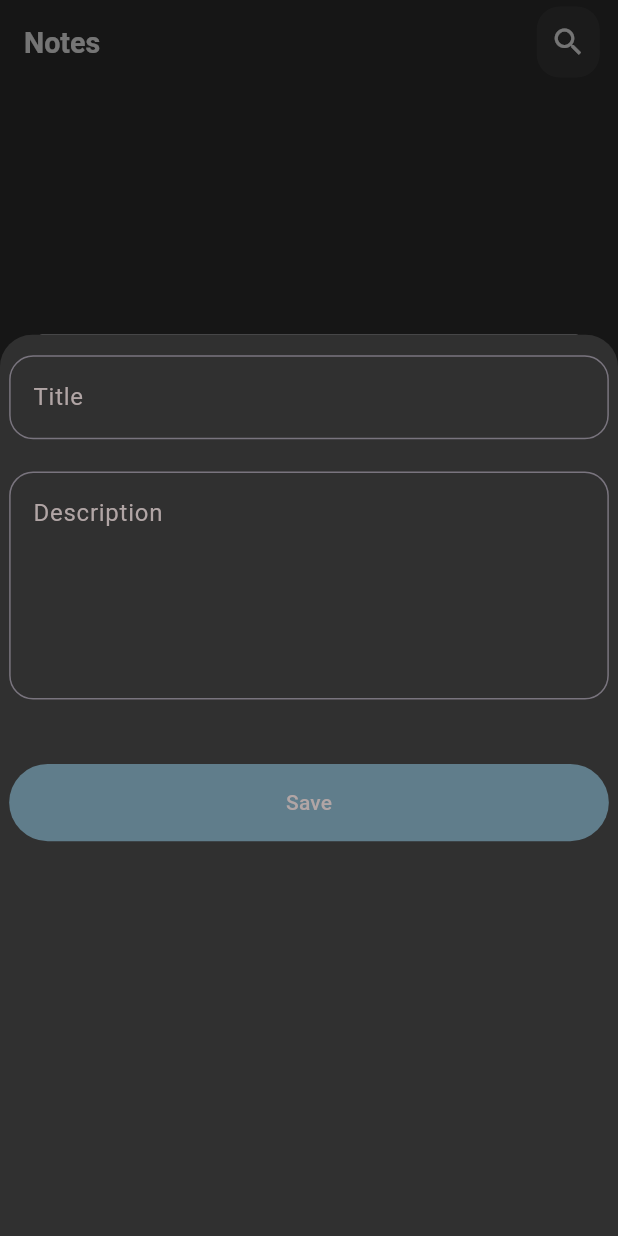
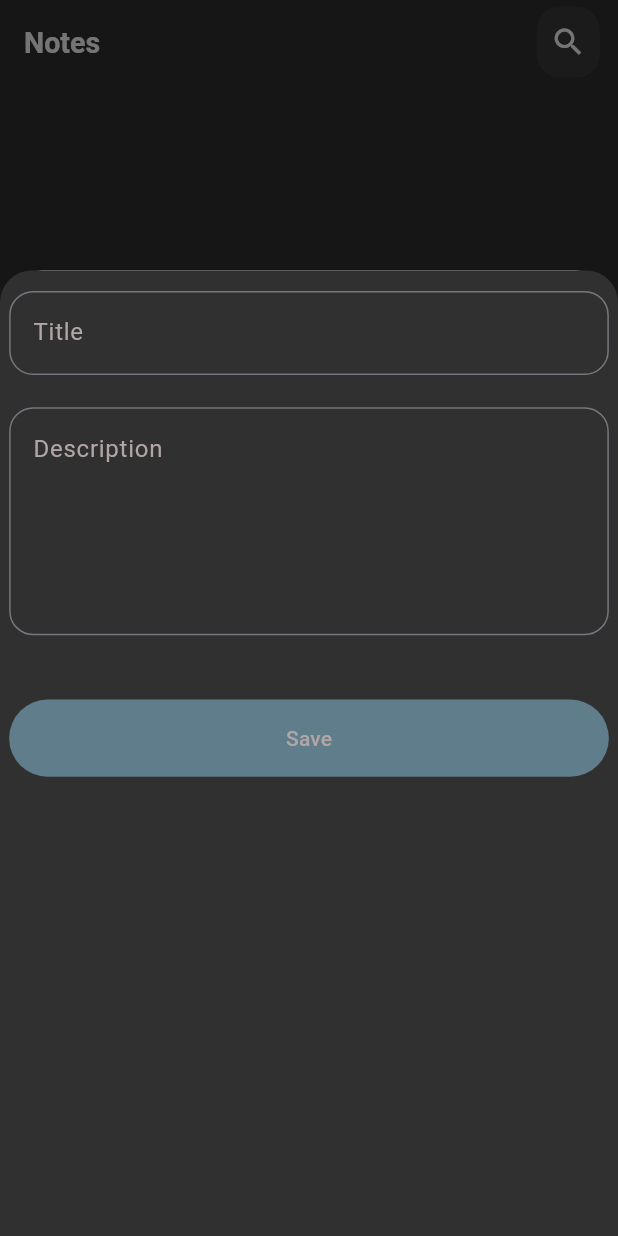
Before and after one commit to thisismostafahassan/notes_app, a Flutter app: the screen it shows after launch, after a tap on the "add" icon, on a phone screen of 412 x 824 dp. Run offline on Flutter 3.47's test engine with Material 3 defaults, Android fonts, the phone set to English and light mode, and no system bars; our stand-ins replace equatable, flutter_bloc, flutter_screenutil, google_fonts, hive, hive_flutter; accounts and stored records are empty.

Commit message:
refactor bottom sheet 2

```diff
--- a/lib/core/constants/enum.dart
+++ b/lib/core/constants/enum.dart
@@ -1 +1 @@
-enum AddNote { loading, success, failure }
+enum NoteSates { initial, loading, success, failure }
--- a/lib/core/widgets/content_of_bottom_sheet.dart
+++ b/lib/core/widgets/content_of_bottom_sheet.dart
@@ -1,10 +1,6 @@
 import 'package:flutter/material.dart';
 import 'package:flutter_screenutil/flutter_screenutil.dart';
-
-import '../../features/home/presentation/bloc/home_bloc.dart';
-import '../routing/app_router.dart';
-import 'custom_sized_box.dart';
-import 'custom_text_form_field.dart';
+import 'package:notes_app/core/widgets/form_bottom_sheet.dart';
 
 class ContentOfBottomSheet extends StatelessWidget {
   const ContentOfBottomSheet({super.key});
@@ -15,7 +11,7 @@ class ContentOfBottomSheet extends StatelessWidget {
       child: Column(
         children: [
           Container(
-            height: 1400.h,
+            height: 1500.h,
             padding: EdgeInsets.only(top: 32.h, left: 16.w, right: 16.w),
             decoration: BoxDecoration(
               color: Color(0xFF303030),
@@ -24,46 +20,7 @@ class ContentOfBottomSheet extends StatelessWidget {
                 topLeft: Radius.circular(50.h),
               ),
             ),
-            child: Column(
-              children: [
-                //
-                CustomTextFormField(
-                  maxLines: 1,
-                  controller: HomeBloc.titleController,
-                  hint: "Title",
-                ),
-                //
-                CustomSizedBox(height: 50, width: 0.0),
-                //
-                CustomTextFormField(
-                  maxLines: 5,
-                  controller: HomeBloc.descriptionController,
-                  hint: 'Description',
-                ),
-                //
-                CustomSizedBox(height: 100, width: 0.0),
-                //
-                SizedBox(
-                  width: MediaQuery.of(context).size.width,
-                  child: TextButton(
-                    onPressed: () {
-                      AppRouter.homeBloc.add(AddNoteEvent());
-                      Navigator.of(context).pop();
-                    },
-                    style: ButtonStyle(
-                      fixedSize: WidgetStateProperty.all(Size(120.w, 120.h)),
-                      backgroundColor: WidgetStateProperty.all(Colors.blueGrey),
-                    ),
-                    child: Text(
-                      'Save',
-                      style: TextStyle(
-                        color: const Color.fromARGB(255, 177, 165, 165),
-                      ),
-                    ),
-                  ),
-                ),
-              ],
-            ),
+            child: FormBottomSheet(),
           ),
         ],
       ),
--- /dev/null
+++ b/lib/core/widgets/form_bottom_sheet.dart
@@ -0,0 +1,57 @@
+import 'package:flutter/material.dart';
+import 'package:flutter_screenutil/flutter_screenutil.dart';
+import 'package:notes_app/features/home/presentation/bloc/home_bloc.dart';
+
+import '../routing/app_router.dart';
+import 'custom_sized_box.dart';
+import 'custom_text_form_field.dart';
+
+class FormBottomSheet extends StatelessWidget {
+  const FormBottomSheet({super.key});
+
+  @override
+  Widget build(BuildContext context) {
+    return Form(
+      child: Column(
+        children: [
+          //
+          CustomTextFormField(
+            maxLines: 1,
+            controller: HomeBloc.titleController,
+            hint: "Title",
+          ),
+          //
+          CustomSizedBox(height: 50, width: 0.0),
+          //
+          CustomTextFormField(
+            maxLines: 5,
+            controller: HomeBloc.descriptionController,
+            hint: 'Description',
+          ),
+          //
+          CustomSizedBox(height: 100, width: 0.0),
+          //
+          SizedBox(
+            width: MediaQuery.of(context).size.width,
+            child: TextButton(
+              onPressed: () {
+                AppRouter.homeBloc.add(AddNoteEvent());
+                Navigator.of(context).pop();
+              },
+              style: ButtonStyle(
+                fixedSize: WidgetStateProperty.all(Size(120.w, 120.h)),
+                backgroundColor: WidgetStateProperty.all(Colors.blueGrey),
+              ),
+              child: Text(
+                'Save',
+                style: TextStyle(
+                  color: const Color.fromARGB(255, 177, 165, 165),
+                ),
+              ),
+            ),
+          ),
+        ],
+      ),
+    );
+  }
+}
--- a/lib/features/home/presentation/bloc/home_state.dart
+++ b/lib/features/home/presentation/bloc/home_state.dart
@@ -11,10 +11,19 @@ class HomeInitial extends HomeState {}
 
 class SelectNoteState extends HomeState {}
 
-class AddNoteState extends HomeState {
-  final AddNote states;
+//
+class AddNoteInitialState extends HomeState {}
+
+class AddNoteSuccessState extends HomeState {}
+
+class AddNoteLoadingState extends HomeState {}
+
+class AddNoteFailState extends HomeState {
   final String message;
-  const AddNoteState({required this.states, required this.message});
+
+  const AddNoteFailState({required this.message});
 }
 
+//
+
 class RemoveNoteState extends HomeState {}
```
Also changed, not shown: lib/core/widgets/custom_sized_box.dart (+6 -1 lines), lib/features/home/presentation/bloc/home_bloc.dart (+5 -4 lines).
